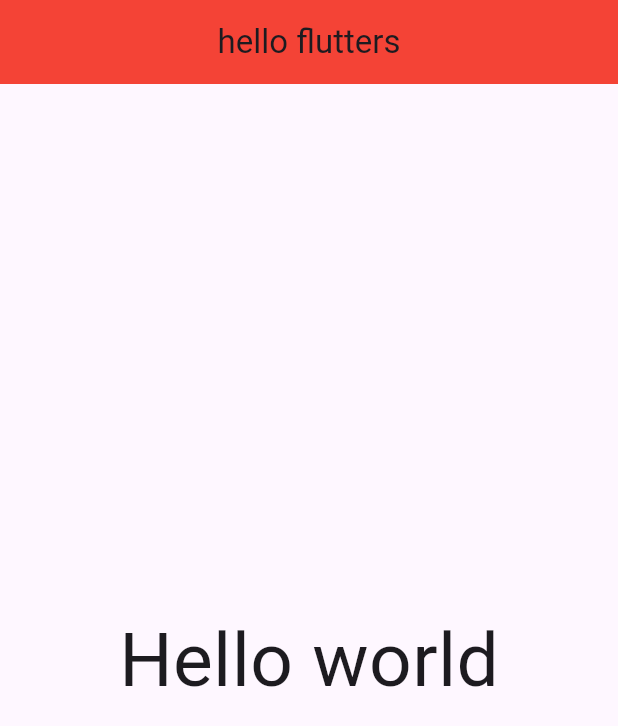
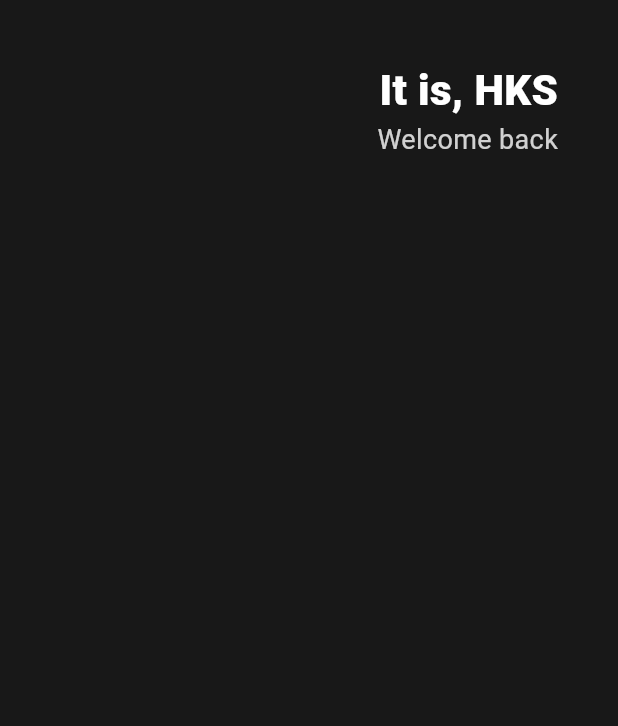
Before and after one commit to cf9874/toonflix, a Flutter app: the screen it shows after launch, on a phone screen of 412 x 824 dp. Shown: the top 726 px of the screen. Run offline on Flutter 3.47's test engine with Material 3 defaults, Android fonts, the phone set to English and light mode, and no system bars.

Commit message:
header 1

```diff
--- a/lib/main.dart
+++ b/lib/main.dart
@@ -11,12 +11,40 @@ class App extends StatelessWidget {
 
     return MaterialApp(
       home: Scaffold(
-        appBar: AppBar(
-          title: Center(child: Text("hello flutters")),
-          backgroundColor: Colors.red,
-        ),
-        body: Center(
-          child: (Text('Hello world', style: TextStyle(fontSize: 50))),
+        backgroundColor: Color(0xFF181818),
+        body: Padding(
+          padding: EdgeInsets.symmetric(horizontal: 40),
+          child: Column(
+            children: [
+              SizedBox(height: 40),
+              Row(
+                mainAxisAlignment: MainAxisAlignment.end,
+                children: [
+                  Column(
+                    crossAxisAlignment: CrossAxisAlignment.end,
+                    children: [
+                      Text(
+                        'It is, HKS',
+                        style: TextStyle(
+                          color: Colors.white,
+                          fontSize: 28,
+                          fontWeight: FontWeight.w800,
+                          // fontFamily: 'italic',
+                        ),
+                      ),
+                      Text(
+                        'Welcome back',
+                        style: TextStyle(
+                          color: Color.fromRGBO(255, 255, 255, 0.8),
+                          fontSize: 18,
+                        ),
+                      ),
+                    ],
+                  ),
+                ],
+              ),
+            ],
+          ),
         ),
       ),
     );
```
